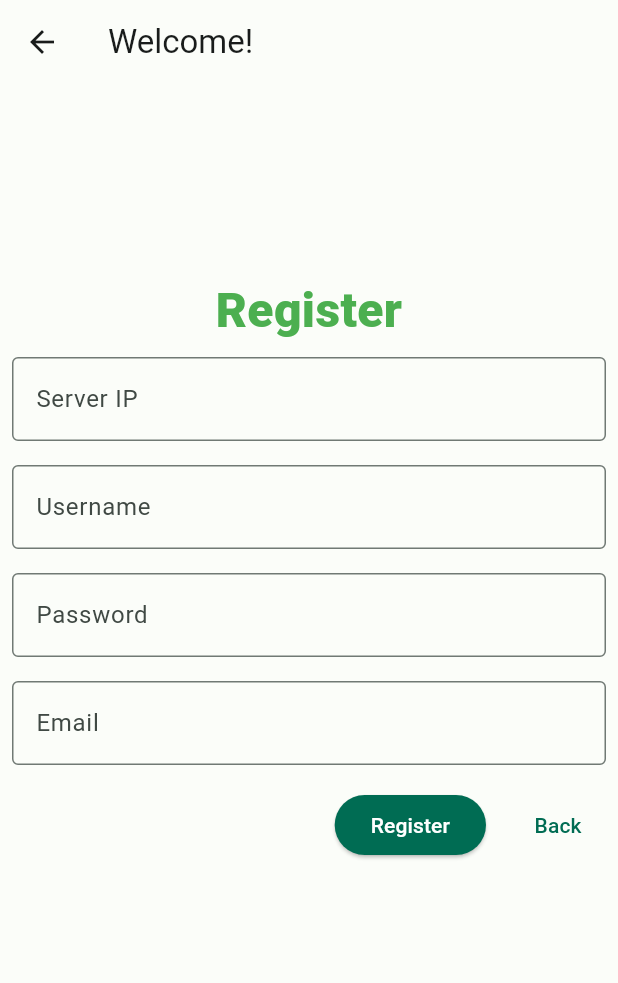
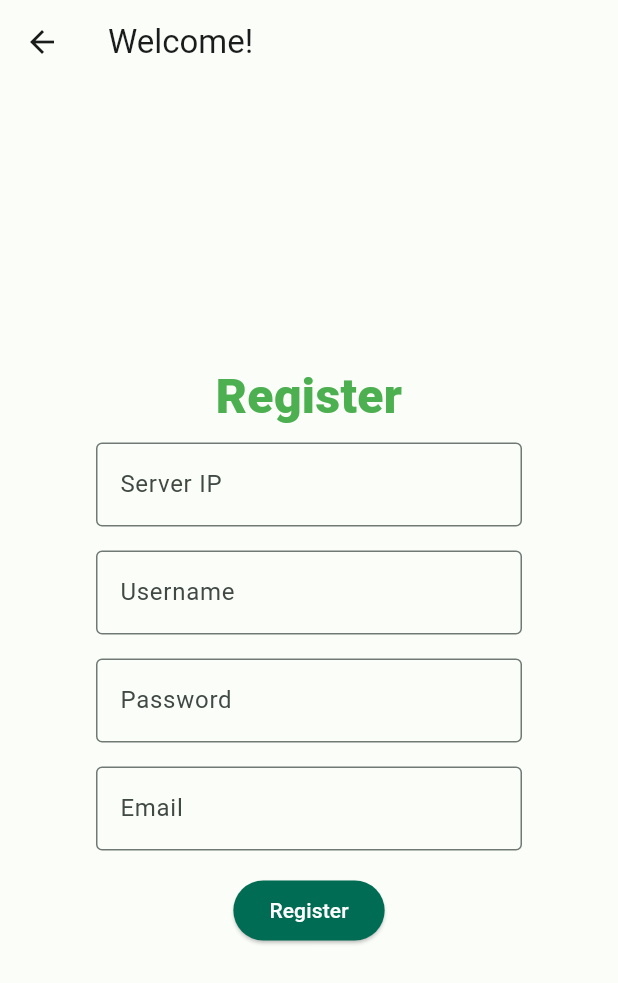
Before and after one commit to JustINCodingUK/C-Hat-Client, a Flutter app: the screen it shows after launch, after a tap on "Register", on a phone screen of 412 x 824 dp. Shown: the top 983 px of the screen. Run offline on Flutter 3.47's test engine with Material 2 defaults, Android fonts, the phone set to English and light mode, and no system bars; our stand-ins replace floor, flutter_bloc, shared_preferences, sqflite, universal_io; missing offline and left inert: analyzer, build, fluent_ui, source_gen; accounts and stored records are empty; generated files the repository leaves out were written again.

Commit message:
Update login and register UI

```diff
--- a/lib/ui/mobile/login/login_widget.dart
+++ b/lib/ui/mobile/login/login_widget.dart
@@ -1,101 +1,152 @@
+import 'dart:ui';
+
+import 'package:c_hat/dev/ext/widget_ext.dart';
 import 'package:c_hat/ui/mobile/login/register_widget.dart';
+import 'package:c_hat/ui/mobile/splash_screen.dart';
 import 'package:c_hat/ui/shared/chat_bloc/chat_bloc.dart';
 import 'package:c_hat/ui/shared/chat_bloc/chat_event.dart';
 import 'package:c_hat/ui/shared/chat_bloc/chat_state.dart';
 import 'package:flutter/cupertino.dart';
 import 'package:flutter/material.dart';
-import 'package:flutter/services.dart';
 import 'package:flutter_bloc/flutter_bloc.dart';
 import 'package:platform_ui/platform_ui.dart';
 import 'package:c_hat/ui/mobile/user_list/user_list_widget.dart';
 import 'package:c_hat/ui/shared/heading_text.dart';
 
-class LoginRoute extends StatelessWidget {
-  LoginRoute(this.platform, {Key? key}) : super(key: key);
+class LoginRoute extends StatefulWidget {
+  const LoginRoute(this.platform, {Key? key}) : super(key: key);
 
   final Platform platform;
+
+  @override
+  State<LoginRoute> createState() => _LoginRouteState();
+}
+
+class _LoginRouteState extends State<LoginRoute> {
   final _mailIdTextFieldController = TextEditingController();
+
   final _passwordTextFieldController = TextEditingController();
+
   final _serverIpTextFieldController = TextEditingController();
+
+  var _mailError = false;
+
+  var _ipError = false;
+
+  var _passwordError = false;
+
+  final errorText = "This cannot be empty";
 
   @override
   Widget build(BuildContext context) {
     return PlatformScaffold(
-      platform,
+      widget.platform,
       appBar: AppBar(title: const Text("Welcome!")),
       cupertinoBar: const CupertinoNavigationBar(
         middle: Text("Welcome"),
       ),
-      body: SingleChildScrollView(
+      body: Center(
+        child: SingleChildScrollView(
+          child: SizedBox(
+            width: 256,
             child: Column(
+              mainAxisAlignment: MainAxisAlignment.center,
+              crossAxisAlignment: CrossAxisAlignment.center,
               children: [
-            const SizedBox(height: 128),
                 const HeadingText("Login"),
-            Padding(
-              padding: const EdgeInsets.all(8.0),
-              child: PlatformTextField(platform,
+                PlatformTextField(widget.platform,
                         controller: _serverIpTextFieldController,
                         width: 256,
-                  hint: "Server IP",
-                ),
-            ),
-            const SizedBox(
-              height: 32,
-            ),
-            Padding(
-              padding: const EdgeInsets.all(8.0),
-              child: PlatformTextField(
-                platform,
+                        hint: "Server URL",
+                        errorText: _ipError ? errorText : null)
+                    .withPadding(),
+                PlatformTextField(widget.platform,
                         controller: _mailIdTextFieldController,
                         width: 256,
                         hint: "Mail ID",
-              ),
-            ),
-            Padding(
-              padding: const EdgeInsets.all(8.0),
-              child: PlatformTextField(
-                platform,
+                        errorText: _mailError ? errorText : null)
+                    .withPadding(),
+                PlatformTextField(widget.platform,
                         controller: _passwordTextFieldController,
                         width: 256,
                         hint: "Password",
                         isPassword: true,
-              ),
-            ),
+                        errorText: _passwordError ? errorText : null)
+                    .withPadding(),
+                const SizedBox(height: 16),
+                PlatformFilledButton(widget.platform,
+                minimumWidth: 256,
+                        onPressed: onLoginButtonPressed,
+                        child: const Text("Login"))
+                    .withPadding(),
                 Row(
                   children: [
-                Row(
-                  mainAxisAlignment: MainAxisAlignment.start,
-                  children: [
-                    Padding(
-                      padding: const EdgeInsets.all(32.0),
-                      child: PlatformFilledButton(
-                        platform,
-                        onPressed: () {
-                          Navigator.push(
+                    const Expanded(
+                      child: Divider(),
+                    ),
+                    const Text("OR").withPadding(),
+                    const Expanded(
+                      child: Divider(),
+                    ),
+                  ],
+                ),
+                PlatformFilledButton(
+                  widget.platform,
+                  minimumWidth: 256,
+                  onPressed: () => Navigator.push(
                       context,
                       MaterialPageRoute(
                           builder: ((context) =>
-                                      RegisterRoute(platform))));
-                        },
+                              RegisterRoute(widget.platform)))),
                   child: const Text("Register"),
+                ).withPadding(padding: 32)
+              ],
             ),
           ),
-                    const SizedBox(
-                      width: 40,
-                    )
-                  ],
         ),
-                Row(
-                  mainAxisAlignment: MainAxisAlignment.end,
-                  children: [
-                    Padding(
-                      padding: const EdgeInsets.all(8.0),
-                      child: PlatformFilledButton(platform, onPressed: () {
+      ),
+    );
+  }
+
+  void onLoginButtonPressed() {
+    if (_serverIpTextFieldController.text.isEmpty ||
+        _mailIdTextFieldController.text.isEmpty ||
+        _passwordTextFieldController.text.isEmpty) {
+      if (_passwordTextFieldController.text.isEmpty) {
+        setState(() {
+          _passwordError = true;
+        });
+      } else {
+        setState(() {
+          _passwordError = false;
+        });
+      }
+
+      if (_mailIdTextFieldController.text.isEmpty) {
+        setState(() {
+          _mailError = true;
+        });
+      } else {
+        setState(() {
+          _mailError = false;
+        });
+      }
+      if (_serverIpTextFieldController.text.isEmpty) {
+        setState(() {
+          _ipError = true;
+        });
+      } else {
+        setState(() {
+          _ipError = false;
+        });
+      }
+      return;
+    }
+
     context.read<ChatBloc>().add(InitiateConnectionEvent(
         mailId: _mailIdTextFieldController.text,
         wsUrl: _serverIpTextFieldController.text,
-                          password: _passwordTextFieldController.text
-                        ));
+        password: _passwordTextFieldController.text));
     showDialog(
         context: context,
         builder: (context) {
@@ -105,14 +156,11 @@ class LoginRoute extends StatelessWidget {
               blocContext.read<ChatBloc>().add(LoginCompletedEvent(
                   password: _passwordTextFieldController.text,
                   mailId: _mailIdTextFieldController.text,
-                                    wsUrl: _serverIpTextFieldController.text
-                                  ));
-                                  Navigator.push(
+                  wsUrl: _serverIpTextFieldController.text));
+              Navigator.pushReplacement(
                   context,
                   MaterialPageRoute(
-                                          builder: (context) =>
-                                              UserListRoute(
-                                                  platform,
+                      builder: (context) => UserListRoute(widget.platform,
                           loggedInUser: state.user)));
             }
           }, builder: (context, state) {
@@ -127,32 +175,23 @@ class LoginRoute extends StatelessWidget {
                 ),
               ));
             } else {
-                                  return const SizedBox(
+              return BackdropFilter(
+                filter: ImageFilter.blur(sigmaX: 5, sigmaY: 5),
                 child: AlertDialog(
                   content: SizedBox(
                     height: 100,
-                                            width: 10,
-                                            child:
-                                                CircularProgressIndicator())),
+                    width: 100,
+                    child: Row(
+                      mainAxisAlignment: MainAxisAlignment.spaceBetween,
+                      children: [
+                      const SplashScreen().withPadding(),
+                      const CircularProgressIndicator().withPadding()
+                    ]),
+                  ),
+                ),
               );
             }
           });
         });
-                      }, child: const Text("Login")),
-                    ),
-                    Padding(
-                      padding: const EdgeInsets.all(8),
-                      child: PlatformButton(platform, onPressed: () {
-                        SystemNavigator.pop();
-                      }, child: const Text("Exit")),
-                    )
-                  ],
-                ),
-              ],
-            )
-          ],
-        ),
-      ),
-    );
   }
 }
--- a/lib/ui/mobile/login/register_widget.dart
+++ b/lib/ui/mobile/login/register_widget.dart
@@ -1,3 +1,6 @@
+import 'dart:ui';
+
+import 'package:c_hat/dev/ext/widget_ext.dart';
 import 'package:c_hat/ui/mobile/login/verify_widget.dart';
 import 'package:c_hat/ui/shared/heading_text.dart';
 import 'package:c_hat/ui/shared/register_bloc/register_bloc.dart';
@@ -7,6 +10,8 @@ import 'package:flutter/cupertino.dart';
 import 'package:flutter/material.dart';
 import 'package:flutter_bloc/flutter_bloc.dart';
 import 'package:platform_ui/platform_ui.dart';
+
+import '../splash_screen.dart';
 
 class RegisterRoute extends StatefulWidget {
   final Platform platform;
@@ -24,11 +29,18 @@ class _RegisterRouteState extends State<RegisterRoute> {
   final TextEditingController _passwordTextFieldController =
       TextEditingController();
 
-  final TextEditingController _mailTextFieldController =
+  final TextEditingController _mailIdTextFieldController =
       TextEditingController();
 
   final TextEditingController _serverIpTextFieldController =
       TextEditingController();
+
+  var _ipError = false;
+  var _mailError = false;
+  var _passwordError = false;
+  var _usernameError = false;
+
+  final errorText = "This cannot be empty";
 
   @override
   Widget build(BuildContext context) {
@@ -39,46 +51,97 @@ class _RegisterRouteState extends State<RegisterRoute> {
         cupertinoBar: const CupertinoNavigationBar(
           middle: Text("Welcome!"),
         ),
-        body: SingleChildScrollView(
+        body: Center(
+          child: SingleChildScrollView(
+            child: SizedBox(
+              width: 300,
               child: Column(
+                mainAxisAlignment: MainAxisAlignment.center,
+                crossAxisAlignment: CrossAxisAlignment.center,
                 children: [
-              const SizedBox(height: 128),
                   const HeadingText("Register"),
-              Padding(
-                padding: const EdgeInsets.all(8.0),
-                child: PlatformTextField(widget.platform,
+                  PlatformTextField(widget.platform,
                           hint: "Server IP",
-                    controller: _serverIpTextFieldController),
+                          controller: _serverIpTextFieldController,
+                          errorText: _ipError ? errorText : null)
+                      .withPadding(),
+                  PlatformTextField(
+                    widget.platform,
+                    hint: "Username",
+                    controller: _usernameTextFieldController,
+                    errorText: _usernameError ? errorText : null,
+                  ).withPadding(),
+                  PlatformTextField(widget.platform,
+                          hint: "Password",
+                          controller: _passwordTextFieldController,
+                          errorText: _passwordError ? errorText : null)
+                      .withPadding(),
+                  PlatformTextField(widget.platform,
+                          hint: "Email",
+                          controller: _mailIdTextFieldController,
+                          errorText: _mailError ? errorText : null)
+                      .withPadding(),
+                  PlatformFilledButton(widget.platform,
+                  minimumWidth: 256,
+                          onPressed: onRegisterButtonPressed,
+                          child: const Text("Register"))
+                      .withPadding()
+                ],
               ),
-              Padding(
-                padding: const EdgeInsets.all(8.0),
-                child: PlatformTextField(widget.platform,
-                    hint: "Username", controller: _usernameTextFieldController),
             ),
-              Padding(
-                padding: const EdgeInsets.all(8.0),
-                child: PlatformTextField(widget.platform,
-                    hint: "Password", controller: _passwordTextFieldController),
           ),
-              Padding(
-                padding: const EdgeInsets.all(8.0),
-                child: PlatformTextField(widget.platform,
-                    hint: "Email", controller: _mailTextFieldController),
-              ),
-              Row(
-                mainAxisAlignment: MainAxisAlignment.end,
-                children: [
-                  Padding(
-                    padding: const EdgeInsets.all(8.0),
-                    child: PlatformFilledButton(widget.platform, onPressed: () {
+        ));
+  }
+
+  void onRegisterButtonPressed() {
+    if (_serverIpTextFieldController.text.isEmpty ||
+        _mailIdTextFieldController.text.isEmpty ||
+        _passwordTextFieldController.text.isEmpty ||
+        _usernameTextFieldController.text.isEmpty) {
+      if (_passwordTextFieldController.text.isEmpty) {
+        setState(() {
+          _passwordError = true;
+        });
+      } else {
+        setState(() {
+          _passwordError = false;
+        });
+      }
+
+      if (_mailIdTextFieldController.text.isEmpty) {
+        setState(() {
+          _mailError = true;
+        });
+      } else {
+        setState(() {
+          _mailError = false;
+        });
+      }
+      if (_serverIpTextFieldController.text.isEmpty) {
+        setState(() {
+          _ipError = true;
+        });
+      } else {
+        setState(() {
+          _ipError = false;
+        });
+      }
+      if (_usernameTextFieldController.text.isEmpty) {
+        setState(() {
+          _usernameError = true;
+        });
+      } else {
+        _usernameError = false;
+      }
+      return;
+    }
 
     final bloc = RegisterBloc()
       ..add(RegisterSentEvent(
-                          mailId: _mailTextFieldController.text,
+          mailId: _mailIdTextFieldController.text,
           username: _usernameTextFieldController.text,
           password: _passwordTextFieldController.text,
-                          wsUrl: _serverIpTextFieldController.text
-                        ));
+          wsUrl: _serverIpTextFieldController.text));
 
     showDialog(
         context: context,
@@ -87,17 +150,25 @@ class _RegisterRouteState extends State<RegisterRoute> {
               bloc: bloc,
               builder: ((context, state) {
                 if (state is RegisterWait) {
-                                    return const SizedBox(
+                  return SizedBox(
                       height: 50,
+                      child: BackdropFilter(
+                        filter: ImageFilter.blur(sigmaX: 5, sigmaY: 5),
                         child: AlertDialog(
-                                        content: Center(
-                                          child: SizedBox(
+                          content: SizedBox(
                             height: 100,
-                                            child: CircularProgressIndicator(),
+                            width: 100,
+                            child: Row(
+                                mainAxisAlignment:
+                                    MainAxisAlignment.spaceBetween,
+                                children: [
+                                  const SplashScreen().withPadding(),
+                                  const CircularProgressIndicator()
+                                      .withPadding()
+                                ]),
                           ),
                         ),
-                                      ),
-                                    );
+                      ));
                 } else if (state is RegisterFailed) {
                   return SizedBox(
                     height: 100,
@@ -107,8 +178,7 @@ class _RegisterRouteState extends State<RegisterRoute> {
                           height: 100,
                           child: Text(
                             state.message,
-                                              style:
-                                                  const TextStyle(fontSize: 32),
+                            style: const TextStyle(fontSize: 32),
                           ),
                         ),
                       ),
@@ -122,24 +192,10 @@ class _RegisterRouteState extends State<RegisterRoute> {
                 if (state is RegisterVerify) {
                   Navigator.push(context,
                       MaterialPageRoute(builder: ((context) {
-                                      return VerifyWidget(
-                                          widget.platform, bloc);
+                    return VerifyWidget(widget.platform, bloc);
                   })));
                 }
               }));
         });
-                    }, child: const Text("Register")),
-                  ),
-                  Padding(
-                    padding: const EdgeInsets.all(8),
-                    child: PlatformButton(widget.platform, onPressed: () {
-                      //SystemNavigator.pop();
-                    }, child: const Text("Back")),
-                  )
-                ],
-              ),
-            ],
-          ),
-        ));
   }
 }
--- a/lib/ui/mobile/login/verify_widget.dart
+++ b/lib/ui/mobile/login/verify_widget.dart
@@ -44,7 +44,9 @@ class VerifyWidget extends StatelessWidget {
                     Padding(
                       padding: const EdgeInsets.all(8.0),
                       child: PlatformButton(
+
                         platform,
+                        minimumWidth: 10,
                         onPressed: () {},
                         child: const Text("Back"),
                       ),
@@ -85,7 +87,9 @@ class VerifyWidget extends StatelessWidget {
                       child: Padding(
                         padding: const EdgeInsets.all(8.0),
                         child: PlatformFilledButton(
+
                           platform,
+                          minimumWidth: 256,
                           onPressed: () {
                             bloc.add(OtpSendEvent(
                                 int.parse(_verificationCodeController.text)));
```
Lines whose indentation alone changed are shown as unchanged.
